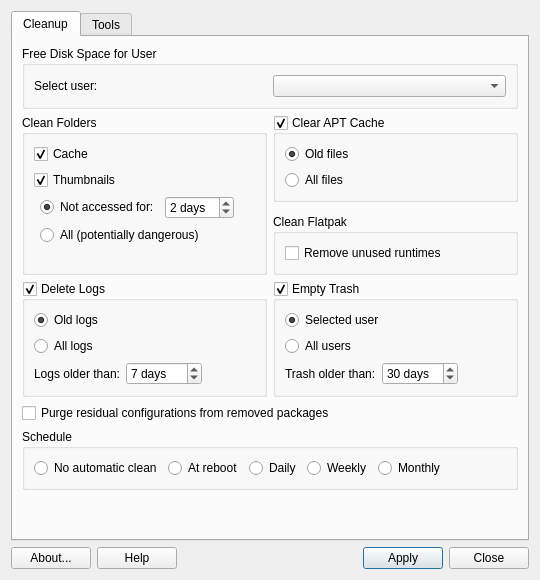
Before: the Qt Designer form mainwindow.ui in WHO-AM-I-404/Linux-Cleaner, drawn with Qt 5.
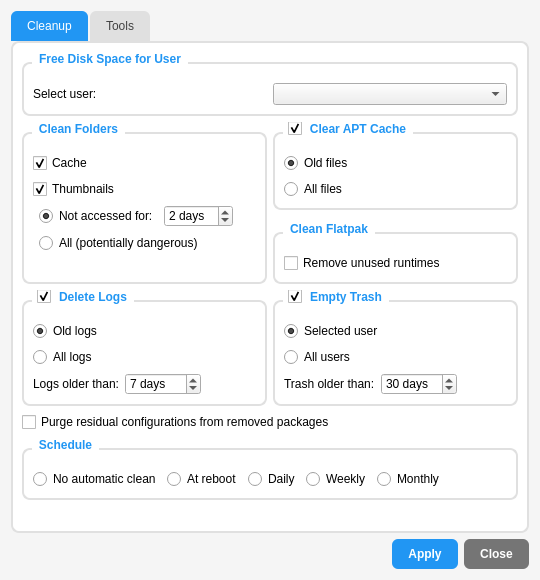
After: the same form once the commit is applied. Icons and pictures are not drawn.

What changed in the file:
```diff
--- a/mainwindow.ui
+++ b/mainwindow.ui
@@ -11,7 +11,64 @@
    </rect>
   </property>
   <property name="windowTitle">
-   <string>Linux Cleaner</string>
+   <string>Linux Clean Up - System Maintenance</string>
+  </property>
+  <property name="styleSheet">
+   <string notr="true">
+    QDialog {
+      background-color: #f5f5f5;
+    }
+    QGroupBox {
+      border: 2px solid #e0e0e0;
+      border-radius: 8px;
+      margin-top: 10px;
+      padding-top: 10px;
+      font-weight: bold;
+    }
+    QGroupBox::title {
+      subcontrol-origin: margin;
+      left: 10px;
+      padding: 0 5px;
+      color: #2196F3;
+    }
+    QPushButton {
+      background-color: #2196F3;
+      color: white;
+      border: none;
+      border-radius: 6px;
+      padding: 8px 16px;
+      font-weight: 500;
+    }
+    QPushButton:hover {
+      background-color: #1976D2;
+    }
+    QPushButton:pressed {
+      background-color: #0D47A1;
+    }
+    QPushButton#pushCancel {
+      background-color: #757575;
+    }
+    QPushButton#pushCancel:hover {
+      background-color: #616161;
+    }
+    QTabWidget::pane {
+      border: 2px solid #e0e0e0;
+      border-radius: 8px;
+      background-color: white;
+    }
+    QTabBar::tab {
+      background-color: #e0e0e0;
+      color: #424242;
+      border-top-left-radius: 6px;
+      border-top-right-radius: 6px;
+      padding: 8px 16px;
+      margin-right: 2px;
+    }
+    QTabBar::tab:selected {
+      background-color: #2196F3;
+      color: white;
+    }
+   </string>
   </property>
   <layout class="QVBoxLayout">
    <item>
@@ -646,56 +703,6 @@
    </item>
    <item>
     <layout class="QHBoxLayout" name="buttonBar">
-     <item>
-      <widget class="QPushButton" name="pushAbout">
-       <property name="sizePolicy">
-        <sizepolicy hsizetype="Minimum" vsizetype="Preferred">
-         <horstretch>0</horstretch>
-         <verstretch>0</verstretch>
-        </sizepolicy>
-       </property>
-       <property name="toolTip">
-        <string>About this application</string>
-       </property>
-       <property name="text">
-        <string>About...</string>
-       </property>
-       <property name="icon">
-        <iconset theme="help-about"/>
-       </property>
-       <property name="shortcut">
-        <string>Alt+B</string>
-       </property>
-       <property name="autoDefault">
-        <bool>false</bool>
-       </property>
-      </widget>
-     </item>
-     <item>
-      <widget class="QPushButton" name="pushHelp">
-       <property name="sizePolicy">
-        <sizepolicy hsizetype="Minimum" vsizetype="Preferred">
-         <horstretch>0</horstretch>
-         <verstretch>0</verstretch>
-        </sizepolicy>
-       </property>
-       <property name="toolTip">
-        <string>Display help </string>
-       </property>
-       <property name="text">
-        <string>Help</string>
-       </property>
-       <property name="icon">
-        <iconset theme="help-contents"/>
-       </property>
-       <property name="shortcut">
-        <string>Alt+H</string>
-       </property>
-       <property name="autoDefault">
-        <bool>false</bool>
-       </property>
-      </widget>
-     </item>
      <item>
       <spacer>
        <property name="orientation">
```
Left out of the diff: 2 changed lines with no effect on the pictures.
